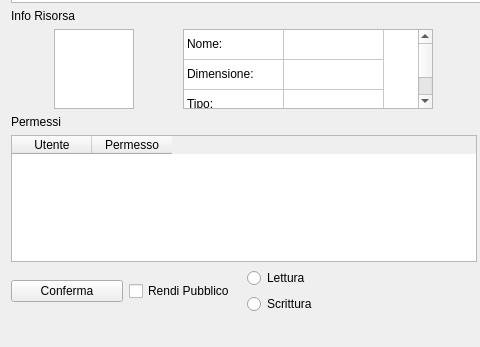
First picture: the form in KCloud/GraphicClient/GuiClient.ui, repository milazzo-g/KCloud, before the edit; both pictures show x 0 to 480 and y 152 to 499 of the 574 by 499 pixel window.
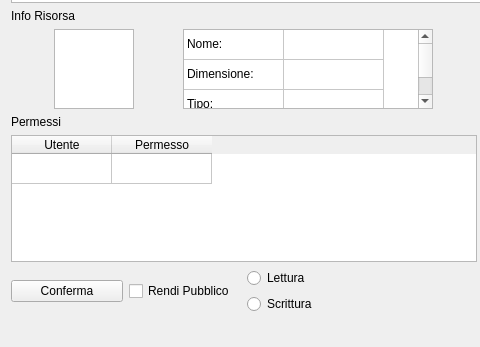
Second picture: the form after the edit. Icons and pictures are not drawn.

The edit to the form file:
```diff
--- a/KCloud/GraphicClient/GuiClient.ui
+++ b/KCloud/GraphicClient/GuiClient.ui
@@ -213,8 +213,16 @@
         <item>
          <widget class="QTableWidget" name="permissionTable">
           <attribute name="horizontalHeaderDefaultSectionSize">
-           <number>80</number>
+           <number>100</number>
           </attribute>
+          <attribute name="verticalHeaderVisible">
+           <bool>false</bool>
+          </attribute>
+          <row>
+           <property name="text">
+            <string>New Row</string>
+           </property>
+          </row>
           <column>
            <property name="text">
             <string>Utente</string>
```
